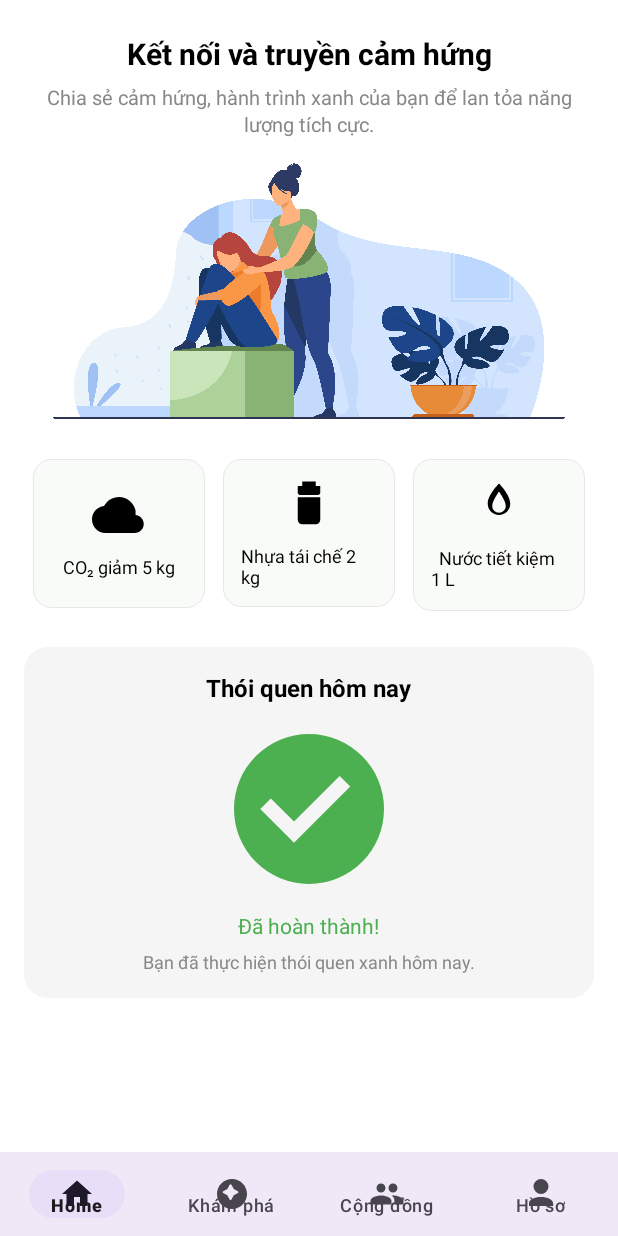
After one commit to AnhVusieudeptrai/Git-Team_DTDD, an Android app: the CommunityActivity screen opened directly, with no data from a screen before it, on a phone screen of 412 x 824 dp. The commit adds this screen. Run offline under Robolectric (Android 15) with nearby library versions, the phone set to English and light mode, and no system bars.

Commit message:
Trang tổng kết nhiệm vụ

```diff
--- a/ECOTRACK/app/src/main/AndroidManifest.xml
+++ b/ECOTRACK/app/src/main/AndroidManifest.xml
@@ -11,6 +11,9 @@
         android:roundIcon="@mipmap/ic_launcher_round"
         android:supportsRtl="true"
         android:theme="@style/Theme.ECOTRACK">
+        <activity
+            android:name=".CommunityActivity"
+            android:exported="false" />
         <activity
             android:name=".TrackingActivity"
             android:exported="false" />
--- /dev/null
+++ b/ECOTRACK/app/src/main/java/com/example/ecotrack/CommunityActivity.java
@@ -0,0 +1,12 @@
+package com.example.ecotrack;
+
+import android.os.Bundle;
+import androidx.appcompat.app.AppCompatActivity;
+
+public class CommunityActivity extends AppCompatActivity {
+    @Override
+    protected void onCreate(Bundle savedInstanceState) {
+        super.onCreate(savedInstanceState);
+        setContentView(R.layout.activity_community);
+    }
+}
--- /dev/null
+++ b/ECOTRACK/app/src/main/res/drawable/bg_card_small.xml
@@ -0,0 +1,5 @@
+<shape xmlns:android="http://schemas.android.com/apk/res/android" android:shape="rectangle">
+    <solid android:color="#F8FBF7"/>
+    <corners android:radius="12dp"/>
+    <stroke android:width="0.5dp" android:color="#E6E6E6"/>
+</shape>
--- /dev/null
+++ b/ECOTRACK/app/src/main/res/drawable/bg_cardd.xml
@@ -0,0 +1,5 @@
+<shape xmlns:android="http://schemas.android.com/apk/res/android" android:shape="rectangle">
+    <solid android:color="#FAFAFA"/>
+    <corners android:radius="14dp"/>
+    <stroke android:width="0.5dp" android:color="#E0E0E0"/>
+</shape>
--- /dev/null
+++ b/ECOTRACK/app/src/main/res/drawable/ic_bottle.xml
@@ -0,0 +1,6 @@
+<vector xmlns:android="http://schemas.android.com/apk/res/android"
+    android:width="24dp" android:height="24dp"
+    android:viewportWidth="24" android:viewportHeight="24">
+    <path android:fillColor="#000000"
+        android:pathData="M15,2h-6v2H7v3c0,0.55 0.45,1 1,1h8c0.55,0 1,-0.45 1,-1V4h-2V2zM7,9v10c0,1.1 0.9,2 2,2h6c1.1,0 2,-0.9 2,-2V9H7z"/>
+</vector>
--- /dev/null
+++ b/ECOTRACK/app/src/main/res/drawable/ic_check_circle.xml
@@ -0,0 +1,6 @@
+<vector xmlns:android="http://schemas.android.com/apk/res/android"
+    android:width="120dp" android:height="120dp"
+    android:viewportWidth="24" android:viewportHeight="24">
+    <path android:fillColor="#4CAF50"
+        android:pathData="M12,2A10,10 0 1,0 22,12 10,10 0 0,0 12,2zM10,16.5l-4.5,-4.5 1.41,-1.41L10,13.67 16.09,7.59 17.5,9 10,16.5z"/>
+</vector>
--- /dev/null
+++ b/ECOTRACK/app/src/main/res/drawable/ic_cloud.xml
@@ -0,0 +1,6 @@
+<vector xmlns:android="http://schemas.android.com/apk/res/android"
+    android:width="24dp" android:height="24dp"
+    android:viewportWidth="24" android:viewportHeight="24">
+    <path android:fillColor="#000000"
+        android:pathData="M19.36,10.04C18.67,6.59 15.64,4 12,4 9.11,4 6.6,5.64 5.35,8.04 2.34,8.36 0,10.91 0,14c0,3.31 2.69,6 6,6h13c2.21,0 4-1.79 4-4 0-2.05-1.53-3.72-3.64-3.96z"/>
+</vector>
--- /dev/null
+++ b/ECOTRACK/app/src/main/res/drawable/ic_drop.xml
@@ -0,0 +1,6 @@
+<vector xmlns:android="http://schemas.android.com/apk/res/android"
+    android:width="24dp" android:height="24dp"
+    android:viewportWidth="24" android:viewportHeight="24">
+    <path android:fillColor="#000000"
+        android:pathData="M12,2C12,2 7,7 7,11c0,2.76 2.24,5 5,5s5,-2.24 5,-5c0,-4 -5,-9 -5,-9zM12,15c-1.66,0 -3,-1.34 -3,-3 0,-2.04 1.92,-4.79 3,-6.45 1.08,1.66 3,4.41 3,6.45 0,1.66 -1.34,3 -3,3z"/>
+</vector>
--- /dev/null
+++ b/ECOTRACK/app/src/main/res/drawable/ic_dropp.xml
@@ -0,0 +1,6 @@
+<vector xmlns:android="http://schemas.android.com/apk/res/android"
+    android:width="24dp" android:height="24dp"
+    android:viewportWidth="24" android:viewportHeight="24">
+    <path android:fillColor="#000000"
+        android:pathData="M12,2C12,2 7,7 7,11c0,2.76 2.24,5 5,5s5,-2.24 5,-5c0,-4 -5,-9 -5,-9zM12,15c-1.66,0 -3,-1.34 -3,-3 0,-2.04 1.92,-4.79 3,-6.45 1.08,1.66 3,4.41 3,6.45 0,1.66 -1.34,3 -3,3z"/>
+</vector>
--- /dev/null
+++ b/ECOTRACK/app/src/main/res/layout/activity_community.xml
@@ -0,0 +1,204 @@
+<?xml version="1.0" encoding="utf-8"?>
+<RelativeLayout xmlns:android="http://schemas.android.com/apk/res/android"
+    xmlns:app="http://schemas.android.com/apk/res-auto"
+    android:id="@+id/community_root"
+    android:layout_width="match_parent"
+    android:layout_height="match_parent"
+    android:background="@color/white">
+
+    <!-- Nội dung chính (có cuộn) -->
+    <ScrollView
+        android:id="@+id/scrollCommunity"
+        android:layout_width="match_parent"
+        android:layout_height="match_parent"
+        android:layout_above="@id/bottomNavigationView"
+        android:padding="16dp"
+        android:clipToPadding="false">
+
+        <LinearLayout
+            android:layout_width="match_parent"
+            android:layout_height="wrap_content"
+            android:orientation="vertical">
+
+            <!-- Title -->
+            <TextView
+                android:id="@+id/tvCommunityTitle"
+                android:layout_width="match_parent"
+                android:layout_height="wrap_content"
+                android:text="@string/community_title"
+                android:textSize="20sp"
+                android:textStyle="bold"
+                android:textColor="@color/black"
+                android:gravity="center"
+                android:layout_marginTop="6dp"
+                />
+
+            <!-- Subtitle -->
+            <TextView
+                android:id="@+id/tvCommunitySubtitle"
+                android:layout_width="match_parent"
+                android:layout_height="wrap_content"
+                android:text="@string/community_subtitle"
+                android:textSize="13.5sp"
+                android:textColor="@color/gray"
+                android:gravity="center"
+                android:layout_marginTop="6dp"
+                android:lineSpacingExtra="2dp"/>
+
+            <!-- Ảnh minh họa (M tự đặt file community_people.png vào drawable) -->
+            <ImageView
+                android:id="@+id/imgCommunityHeader"
+                android:layout_width="match_parent"
+                android:layout_height="180dp"
+                android:layout_marginTop="12dp"
+                android:adjustViewBounds="true"
+                android:scaleType="centerCrop"
+                android:src="@drawable/community_header" />
+
+            <!-- 3 ô hành động (CO2 / Nhựa / Nước) -->
+
+            <!-- Thói quen hôm nay (card lớn) -->
+            <LinearLayout
+                android:layout_width="match_parent"
+                android:layout_height="wrap_content"
+                android:layout_marginTop="16dp"
+                android:orientation="horizontal"
+                android:weightSum="3">
+
+                <!-- item 1 -->
+                <LinearLayout
+                    android:layout_width="0dp"
+                    android:layout_height="99dp"
+                    android:layout_margin="6dp"
+                    android:layout_weight="1"
+                    android:background="@drawable/bg_card_small"
+                    android:gravity="center"
+                    android:orientation="vertical"
+                    android:padding="12dp">
+
+                    <ImageView
+                        android:layout_width="36dp"
+                        android:layout_height="36dp"
+                        android:contentDescription="@string/ic_co2"
+                        android:src="@drawable/ic_cloud" />
+
+                    <TextView
+                        android:layout_width="wrap_content"
+                        android:layout_height="wrap_content"
+                        android:layout_marginTop="8dp"
+                        android:text="CO₂ giảm 5 kg"
+                        android:textColor="@color/black"
+                        android:textSize="12sp" />
+                </LinearLayout>
+
+                <!-- item 2 -->
+                <LinearLayout
+                    android:layout_width="0dp"
+                    android:layout_height="wrap_content"
+                    android:layout_margin="6dp"
+                    android:layout_weight="1"
+                    android:background="@drawable/bg_card_small"
+                    android:gravity="center"
+                    android:orientation="vertical"
+                    android:padding="12dp">
+
+                    <ImageView
+                        android:layout_width="36dp"
+                        android:layout_height="36dp"
+                        android:contentDescription="@string/ic_plastic"
+                        android:src="@drawable/ic_bottle" />
+
+                    <TextView
+                        android:layout_width="wrap_content"
+                        android:layout_height="wrap_content"
+                        android:layout_marginTop="8dp"
+                        android:text="Nhựa tái chế 2 kg"
+                        android:textColor="@color/black"
+                        android:textSize="12sp" />
+                </LinearLayout>
+
+                <!-- item 3 -->
+                <LinearLayout
+                    android:layout_width="0dp"
+                    android:layout_height="101dp"
+                    android:layout_margin="6dp"
+                    android:layout_weight="1"
+                    android:background="@drawable/bg_card_small"
+                    android:gravity="center"
+                    android:orientation="vertical"
+                    android:padding="12dp">
+
+                    <ImageView
+                        android:layout_width="36dp"
+                        android:layout_height="36dp"
+                        android:contentDescription="@string/ic_water"
+                        android:src="@drawable/ic_drop" />
+
+                    <TextView
+                        android:layout_width="wrap_content"
+                        android:layout_height="wrap_content"
+                        android:layout_marginTop="8dp"
+                        android:text="  Nước tiết kiệm 1 L"
+                        android:textColor="@color/black"
+                        android:textSize="12sp" />
+                </LinearLayout>
+            </LinearLayout>
+
+            <LinearLayout
+                android:layout_width="match_parent"
+                android:layout_height="wrap_content"
+                android:orientation="vertical"
+                android:background="@drawable/bg_card"
+                android:padding="16dp"
+                android:layout_marginTop="18dp"
+                android:gravity="center_horizontal">
+
+                <TextView
+                    android:layout_width="wrap_content"
+                    android:layout_height="wrap_content"
+                    android:text="Thói quen hôm nay"
+                    android:textSize="16sp"
+                    android:textStyle="bold"
+                    android:textColor="@color/black"/>
+
+                <!-- vòng progress / biểu tượng hoàn thành -->
+                <ImageView
+                    android:id="@+id/imgHabitCircle"
+                    android:layout_width="120dp"
+                    android:layout_height="120dp"
+                    android:layout_marginTop="10dp"
+                    android:src="@drawable/ic_check_circle"
+                    android:contentDescription="@string/habit_completed"
+                    android:scaleType="fitCenter"/>
+
+                <TextView
+                    android:layout_width="wrap_content"
+                    android:layout_height="wrap_content"
+                    android:text="Đã hoàn thành!"
+                    android:textSize="14sp"
+                    android:textColor="@color/green"
+                    android:layout_marginTop="8dp"/>
+
+                <TextView
+                    android:layout_width="wrap_content"
+                    android:layout_height="wrap_content"
+                    android:text="Bạn đã thực hiện thói quen xanh hôm nay."
+                    android:textSize="12sp"
+                    android:textColor="@color/gray"
+                    android:layout_marginTop="6dp"/>
+            </LinearLayout>
+
+        </LinearLayout>
+    </ScrollView>
+
+    <!-- Bottom navigation (nếu m muốn giống app): dùng cùng menu đã có -->
+    <com.google.android.material.bottomnavigation.BottomNavigationView
+        android:id="@+id/bottomNavigationView"
+        android:layout_width="match_parent"
+        android:layout_height="56dp"
+        android:layout_alignParentBottom="true"
+        android:background="?android:attr/windowBackground"
+        app:menu="@menu/bottom_nav_menu_tracking"
+        app:labelVisibilityMode="labeled"
+        app:itemHorizontalTranslationEnabled="false"/>
+</RelativeLayout>
--- a/ECOTRACK/app/src/main/res/values/strings.xml
+++ b/ECOTRACK/app/src/main/res/values/strings.xml
@@ -1,3 +1,17 @@
 <resources>
+    <!-- App name -->
     <string name="app_name">ECOTRACK</string>
+
+    <!-- Main page (trang 1) -->
+    <string name="main_title">ECOTRACK</string>
+    <string name="main_subtitle">Ứng dụng theo dõi lối sống xanh</string>
+
+    <!-- Community page -->
+    <string name="community_title">Kết nối và truyền cảm hứng</string>
+    <string name="community_subtitle">Chia sẻ cảm hứng, hành trình xanh của bạn để lan tỏa năng lượng tích cực.</string>
+    <string name="community_image_desc">Ảnh cộng đồng</string>
+    <string name="ic_co2">CO2 icon</string>
+    <string name="ic_plastic">Plastic icon</string>
+    <string name="ic_water">Water icon</string>
+    <string name="habit_completed">Đã hoàn thành</string>
 </resources>
```
Also changed, not shown: ECOTRACK/app/src/main/res/drawable/community_header.jpg (added).
